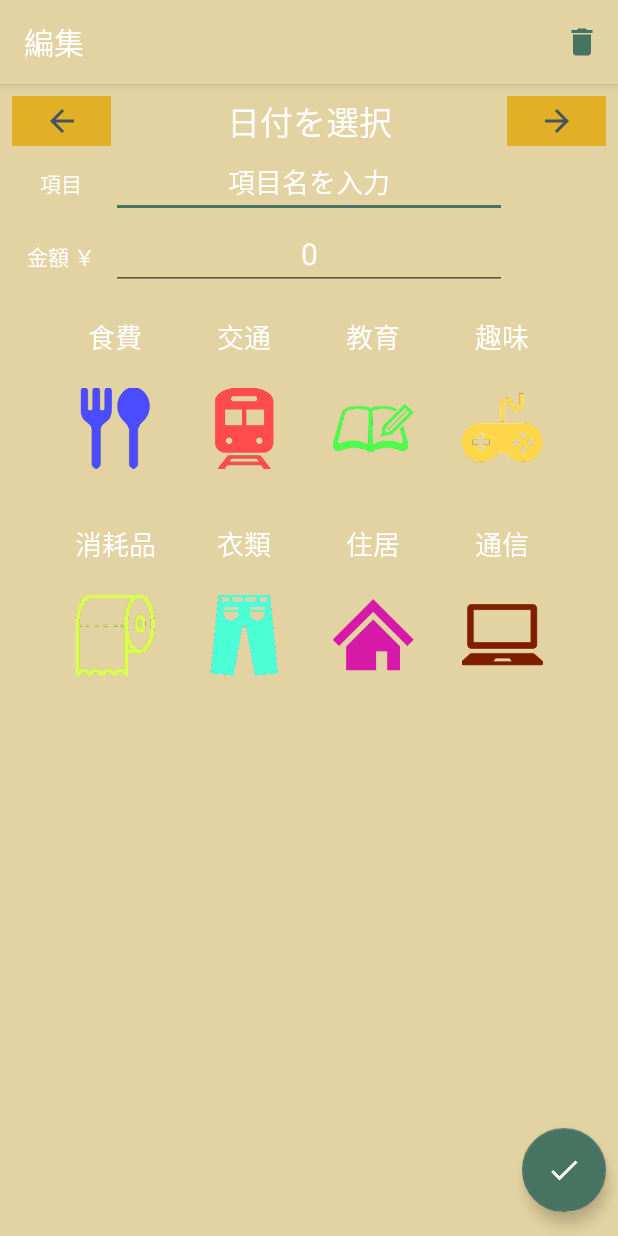
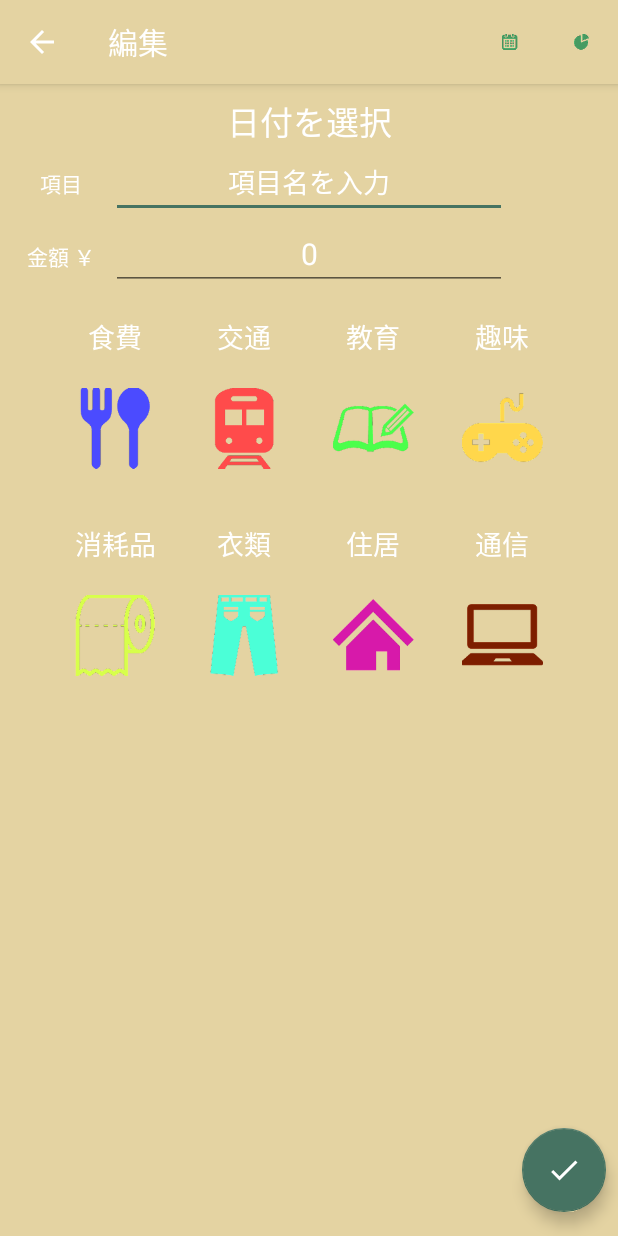
Before and after one commit to ho2ri2s/MoneyDiary, an Android app: the EditActivity screen opened directly, with no data from a screen before it, on a phone screen of 412 x 824 dp. Run offline under Robolectric (Android 15) with nearby library versions, the phone set to English and light mode, and no system bars; libraries missing offline, so code that uses them is left out: com.applandeo.materialcalendarview, io.realm; 6 statements that could not run were skipped.

Commit message:
Implement ActionBar Menu.

```diff
--- a/app/src/main/AndroidManifest.xml
+++ b/app/src/main/AndroidManifest.xml
@@ -10,12 +10,13 @@
         android:roundIcon="@mipmap/ic_launcher_round"
         android:supportsRtl="true"
         android:theme="@style/AppTheme">
-        <activity android:name=".EditActivity"></activity>
+        <activity android:name=".EditActivity"
+            android:parentActivityName=".PieChartActivity"></activity>
         <activity
             android:name=".PreviewActivity"
             android:parentActivityName=".CalendarActivity" />
         <activity
-            android:name=".AggregateActivity"
+            android:name=".PieChartActivity"
             android:parentActivityName=".MainActivity" />
         <activity
             android:name=".CalendarActivity"
--- a/app/src/main/java/com/kurus/moneydiary/EditActivity.java
+++ b/app/src/main/java/com/kurus/moneydiary/EditActivity.java
@@ -77,7 +77,11 @@ public class EditActivity extends AppCompatActivity implements View.OnClickListe
             });
         }
         btnPreviousDay = findViewById(R.id.btnPreviousDay);
+        btnPreviousDay.setVisibility(View.INVISIBLE);
+
         btnNextDay = findViewById(R.id.btnNextDay);
+        btnNextDay.setVisibility(View.INVISIBLE);
+
         txtDate = findViewById(R.id.txtDate);
         edtItemName = findViewById(R.id.edtItemName);
         edtPrice = findViewById(R.id.edtPrice);
@@ -104,6 +108,7 @@ public class EditActivity extends AppCompatActivity implements View.OnClickListe
         for (int i = 0; i < btnItemType.length; i++) {
             if (btnItemType[i].getTag().toString().equals(realmEventDay.getItemType())) {
                 btnItemType[i].setBackground(getResources().getDrawable(R.drawable.chose_border));
+                choseIcon = btnItemType[i];
                 break;
             }
         }
@@ -167,17 +172,30 @@ public class EditActivity extends AppCompatActivity implements View.OnClickListe
                 editEvent();
                 break;
             case R.id.btnPreviousDay:
-
+                specifiedCalendar.add(Calendar.DAY_OF_MONTH, -1);
+                txtDate.setText(getFormattedDate(specifiedCalendar.getTime()));
                 break;
             case R.id.btnNextDay:
+                specifiedCalendar.add(Calendar.DAY_OF_MONTH, 1);
+                txtDate.setText(getFormattedDate(specifiedCalendar.getTime()));
                 break;
         }
     }
 
     @Override
     public boolean onCreateOptionsMenu(Menu menu) {
-        getMenuInflater().inflate(R.menu.edit_option_menu, menu);
+        getMenuInflater().inflate(R.menu.option_menu, menu);
         return super.onCreateOptionsMenu(menu);
+    }
+
+    @Override
+    public boolean onPrepareOptionsMenu(Menu menu) {
+        MenuItem deleteMenu = menu.findItem(R.id.delete_event);
+
+        deleteMenu.setVisible(false);
+        menu.setGroupVisible(R.id.pie_chart_group, false);
+
+        return super.onPrepareOptionsMenu(menu);
     }
 
     @Override
--- a/app/src/main/res/layout/activity_edit.xml
+++ b/app/src/main/res/layout/activity_edit.xml
@@ -4,6 +4,7 @@
     xmlns:tools="http://schemas.android.com/tools"
     android:layout_width="match_parent"
     android:layout_height="match_parent"
+    android:background="@color/colorPrimary"
     tools:context=".EditActivity">
 
 
--- a/app/src/main/res/layout/activity_aggregate.xml
+++ b/app/src/main/res/layout/activity_pie_chart.xml
@@ -5,7 +5,7 @@
     android:layout_width="match_parent"
     android:layout_height="match_parent"
     android:background="@color/colorPrimary"
-    tools:context=".AggregateActivity">
+    tools:context=".PieChartActivity">
 
 
     <LinearLayout
--- a/app/src/main/res/layout/activity_preview.xml
+++ b/app/src/main/res/layout/activity_preview.xml
@@ -5,6 +5,7 @@
     xmlns:tools="http://schemas.android.com/tools"
     android:layout_width="match_parent"
     android:layout_height="match_parent"
+    android:background="@color/colorPrimary"
     tools:context=".PreviewActivity">
 
     <ListView
--- a/app/src/main/res/menu/edit_option_menu.xml
+++ /dev/null
@@ -1,11 +0,0 @@
-<?xml version="1.0" encoding="utf-8"?>
-<menu xmlns:android="http://schemas.android.com/apk/res/android"
-    xmlns:app="http://schemas.android.com/apk/res-auto">
-
-    <item
-        android:id="@+id/delete_event"
-        android:title="削除"
-        android:icon="@drawable/ic_delete"
-        app:showAsAction="always"/>
-
-</menu>
--- a/app/src/main/res/menu/option_menu.xml
+++ b/app/src/main/res/menu/option_menu.xml
@@ -3,15 +3,36 @@
     xmlns:app="http://schemas.android.com/apk/res-auto">
 
     <item
-        android:id="@+id/intentCalendar"
+        android:id="@+id/intent_calendar"
+        android:icon="@drawable/ic_calendar"
         android:title="カレンダー"
-        android:icon="@drawable/ic_calendar"
-        app:showAsAction="always"
-        />
+        app:showAsAction="always" />
     <item
-        android:id="@+id/intentAggregate"
+        android:id="@+id/intent_pie_chart"
+        android:icon="@drawable/ic_circle_graph"
         android:title="集計"
-        android:icon="@drawable/ic_circle_graph"
-        app:showAsAction="always"/>
+        app:showAsAction="always" />
+
+    <item
+        android:id="@+id/delete_event"
+        android:icon="@drawable/ic_delete"
+        android:title="削除"
+        app:showAsAction="always" />
+
+
+    <group
+        android:id="@+id/pie_chart_group">
+        <item
+            android:id="@+id/daily_pie_chart"
+            android:title="日別"/>
+
+        <item
+            android:id="@+id/monthly_pie_chart"
+            android:title="月別"/>
+
+        <item
+            android:id="@+id/yearly_pie_chart"
+            android:title="年別"/>
+    </group>
 
 </menu>
```
Also changed, not shown: app/src/main/java/com/kurus/moneydiary/CalendarActivity.java (+14 -4 lines), app/src/main/java/com/kurus/moneydiary/MainActivity.java (+14 -4 lines), app/src/main/java/com/kurus/moneydiary/PieChartActivity.java (renamed from app/src/main/java/com/kurus/moneydiary/AggregateActivity.java, +50 -21 lines).
